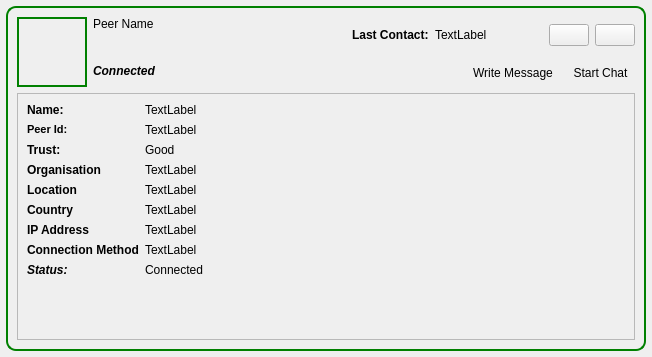
The window that retroshare-gui/src/gui/feeds/PeerItem.ui (RetroShare/RetroShare) describes before a commit, drawn with Qt 5.
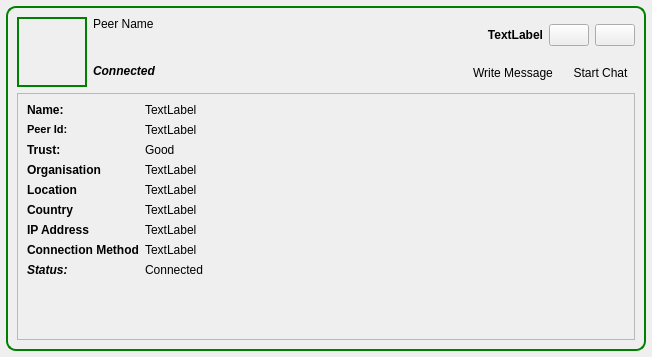
The same window after the commit. Icons and pictures are not drawn.

Commit message: little layout change for PeerItem, removed not need label

What changed in the file:
```diff
--- a/retroshare-gui/src/gui/feeds/PeerItem.ui
+++ b/retroshare-gui/src/gui/feeds/PeerItem.ui
@@ -121,19 +121,6 @@
           </property>
          </spacer>
         </item>
-        <item>
-         <widget class="QLabel" name="label_10">
-          <property name="font">
-           <font>
-            <weight>75</weight>
-            <bold>true</bold>
-           </font>
-          </property>
-          <property name="text">
-           <string>Last Contact:</string>
-          </property>
-         </widget>
-        </item>
         <item>
          <widget class="QLabel" name="lastLabel">
           <property name="sizePolicy">
@@ -142,9 +129,18 @@
             <verstretch>0</verstretch>
            </sizepolicy>
           </property>
+          <property name="font">
+           <font>
+            <weight>75</weight>
+            <bold>true</bold>
+           </font>
+          </property>
           <property name="text">
            <string>TextLabel</string>
           </property>
+          <property name="alignment">
+           <set>Qt::AlignRight|Qt::AlignTrailing|Qt::AlignVCenter</set>
+          </property>
          </widget>
         </item>
         <item>
```
